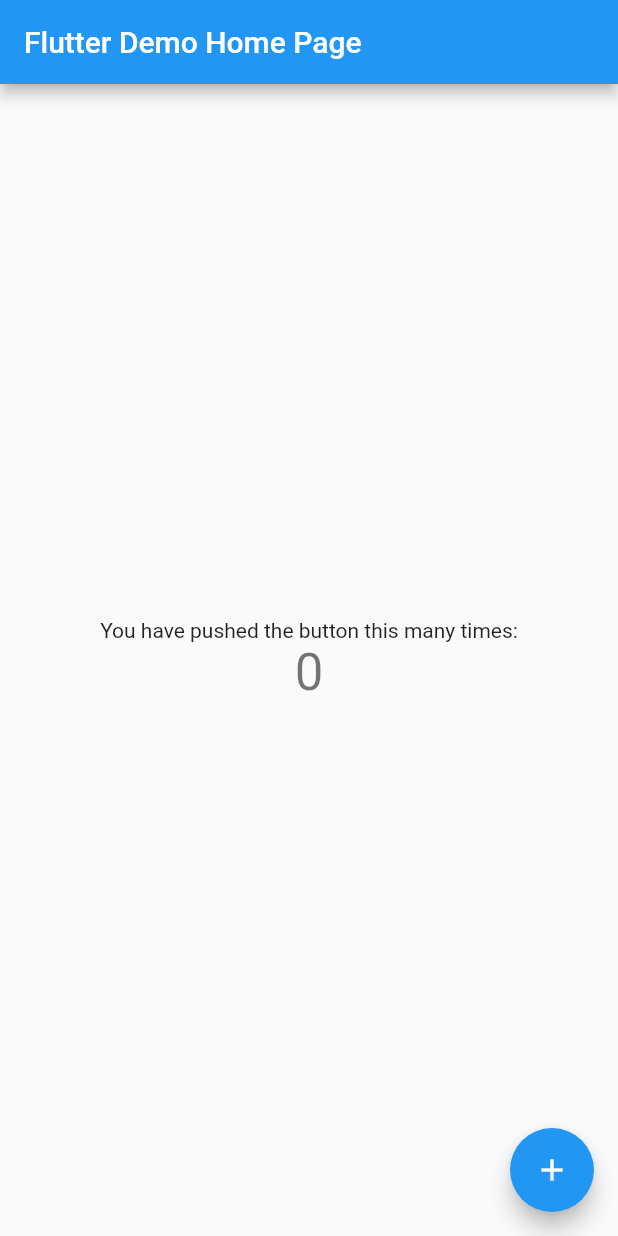
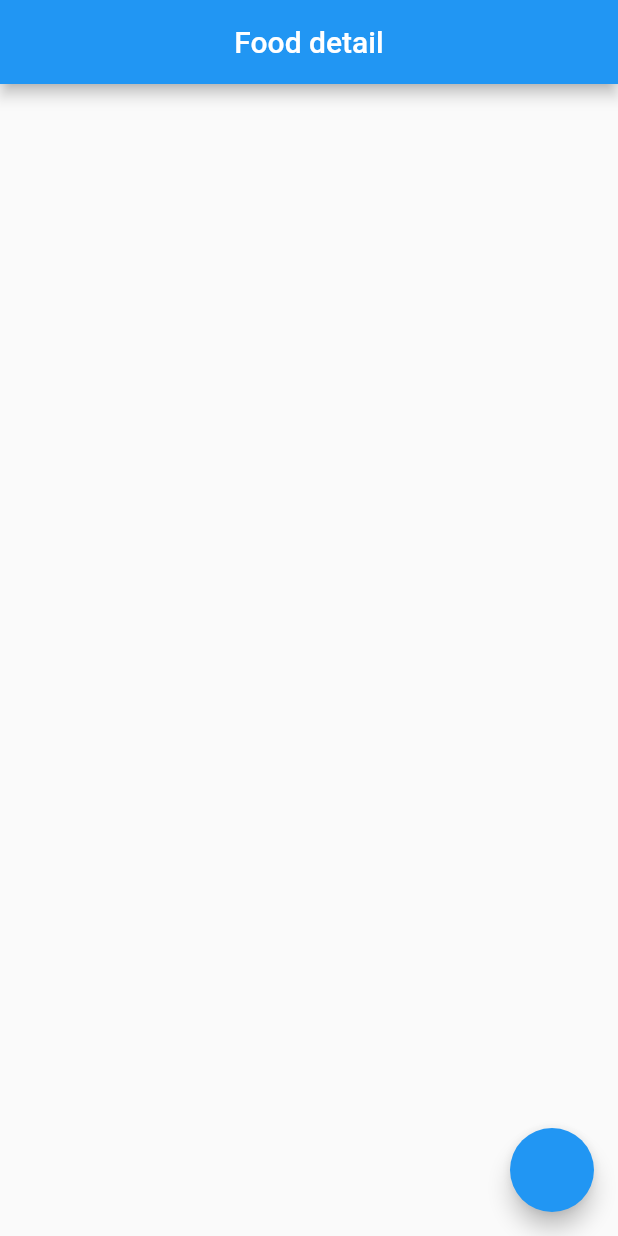
Before and after one commit to toan-ngvan/order_example, a Flutter app: the screen it shows after launch, on a phone screen of 412 x 824 dp. Run offline on Flutter 3.47's test engine with Material 2 defaults, Android fonts, the phone set to English and light mode, and no system bars.

```diff
--- a/lib/main.dart
+++ b/lib/main.dart
@@ -1,111 +1,27 @@
+// Cores
 import 'package:flutter/material.dart';
+// Pages
+import 'package:order_example/pages/menu.dart';
+import 'package:order_example/pages/foodDetail.dart';
 
 void main() => runApp(MyApp());
 
-class MyApp extends StatelessWidget {
-  // This widget is the root of your application.
+class MyApp extends StatefulWidget {
+  @override
+  _MyAppState createState() => _MyAppState();
+}
+
+class _MyAppState extends State<MyApp> {
+  Map<String, Widget Function(BuildContext)> _routes = {
+    'menu': (context) => Menu(),
+    'food-detail': (context) => FoodDetail(),
+  };
+
   @override
   Widget build(BuildContext context) {
     return MaterialApp(
-      title: 'Flutter Demo',
-      theme: ThemeData(
-        // This is the theme of your application.
-        //
-        // Try running your application with "flutter run". You'll see the
-        // application has a blue toolbar. Then, without quitting the app, try
-        // changing the primarySwatch below to Colors.green and then invoke
-        // "hot reload" (press "r" in the console where you ran "flutter run",
-        // or simply save your changes to "hot reload" in a Flutter IDE).
-        // Notice that the counter didn't reset back to zero; the application
-        // is not restarted.
-        primarySwatch: Colors.blue,
-      ),
-      home: MyHomePage(title: 'Flutter Demo Home Page'),
+      home: FoodDetail(),
+      routes: _routes,
     );
   }
 }
-
-class MyHomePage extends StatefulWidget {
-  MyHomePage({Key key, this.title}) : super(key: key);
-
-  // This widget is the home page of your application. It is stateful, meaning
-  // that it has a State object (defined below) that contains fields that affect
-  // how it looks.
-
-  // This class is the configuration for the state. It holds the values (in this
-  // case the title) provided by the parent (in this case the App widget) and
-  // used by the build method of the State. Fields in a Widget subclass are
-  // always marked "final".
-
-  final String title;
-
-  @override
-  _MyHomePageState createState() => _MyHomePageState();
-}
-
-class _MyHomePageState extends State<MyHomePage> {
-  int _counter = 0;
-
-  void _incrementCounter() {
-    setState(() {
-      // This call to setState tells the Flutter framework that something has
-      // changed in this State, which causes it to rerun the build method below
-      // so that the display can reflect the updated values. If we changed
-      // _counter without calling setState(), then the build method would not be
-      // called again, and so nothing would appear to happen.
-      _counter++;
-    });
-  }
-
-  @override
-  Widget build(BuildContext context) {
-    // This method is rerun every time setState is called, for instance as done
-    // by the _incrementCounter method above.
-    //
-    // The Flutter framework has been optimized to make rerunning build methods
-    // fast, so that you can just rebuild anything that needs updating rather
-    // than having to individually change instances of widgets.
-    return Scaffold(
-      appBar: AppBar(
-        // Here we take the value from the MyHomePage object that was created by
-        // the App.build method, and use it to set our appbar title.
-        title: Text(widget.title),
-      ),
-      body: Center(
-        // Center is a layout widget. It takes a single child and positions it
-        // in the middle of the parent.
-        child: Column(
-          // Column is also a layout widget. It takes a list of children and
-          // arranges them vertically. By default, it sizes itself to fit its
-          // children horizontally, and tries to be as tall as its parent.
-          //
-          // Invoke "debug painting" (press "p" in the console, choose the
-          // "Toggle Debug Paint" action from the Flutter Inspector in Android
-          // Studio, or the "Toggle Debug Paint" command in Visual Studio Code)
-          // to see the wireframe for each widget.
-          //
-          // Column has various properties to control how it sizes itself and
-          // how it positions its children. Here we use mainAxisAlignment to
-          // center the children vertically; the main axis here is the vertical
-          // axis because Columns are vertical (the cross axis would be
-          // horizontal).
-          mainAxisAlignment: MainAxisAlignment.center,
-          children: <Widget>[
-            Text(
-              'You have pushed the button this many times:',
-            ),
-            Text(
-              '$_counter',
-              style: Theme.of(context).textTheme.display1,
-            ),
-          ],
-        ),
-      ),
-      floatingActionButton: FloatingActionButton(
-        onPressed: _incrementCounter,
-        tooltip: 'Increment',
-        child: Icon(Icons.add),
-      ), // This trailing comma makes auto-formatting nicer for build methods.
-    );
-  }
-}
--- /dev/null
+++ b/lib/pages/foodDetail.dart
@@ -0,0 +1,42 @@
+import 'package:flutter/material.dart';
+import 'package:order_example/pages/menu.dart';
+
+class FoodDetail extends StatefulWidget {
+  @override
+  _FoodDetailState createState() => _FoodDetailState();
+}
+
+class _FoodDetailState extends State<FoodDetail> {
+  @override
+  Widget build(BuildContext context) {
+    return Scaffold(
+      appBar: AppBar(
+        title: Text('Food detail'),
+        centerTitle: true,
+      ),
+      floatingActionButton: FloatingActionButton(
+        onPressed: () {
+          Navigator.of(context).push(
+            PageRouteBuilder(
+              pageBuilder: (context, a1, a2) {
+                return Menu();
+              },
+              transitionsBuilder: (context, a1, a2, child) {
+                return SlideTransition(
+                  position: Tween<Offset>(
+                    begin: const Offset(1, 0),
+                    end: Offset.zero,
+                  ).animate(a1),
+                  child: child,
+                );
+              },
+              transitionDuration: Duration(
+                milliseconds: 500,
+              ),
+            ),
+          );
+        },
+      ),
+    );
+  }
+}
--- a/pubspec.yaml
+++ b/pubspec.yaml
@@ -46,6 +46,8 @@ flutter:
   # https://flutter.dev/assets-and-images/#resolution-aware.
   # For details regarding adding assets from package dependencies, see
   # https://flutter.dev/assets-and-images/#from-packages
+  assets:
+    - assets/images/
   # To add custom fonts to your application, add a fonts section here,
   # in this "flutter" section. Each entry in this list should have a
   # "family" key with the font family name, and a "fonts" key with a
```
Also changed, not shown: lib/pages/menu.dart (added, +159 -0 lines), 6 other files.
